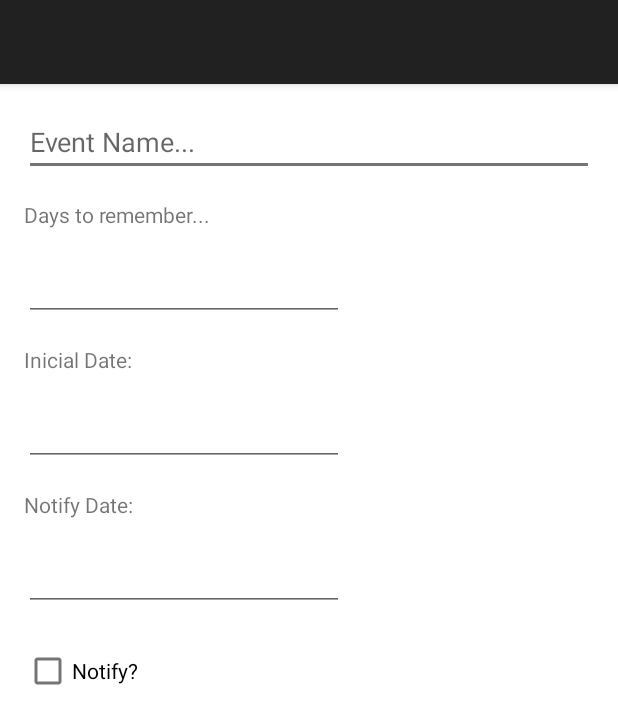
After one commit to fsampson30/DateReport, an Android app: the layout activity_details_event.xml on its own in the app's theme, with its tools: preview values and no code run, on a phone screen of 412 x 824 dp. The commit adds this screen. Shown: the top 724 px of the screen. Run offline under Robolectric (Android 15) with nearby library versions, the phone set to English and light mode, and no system bars.

Commit message:
Created DetailsEventActivity.kt to show details of the Event.

```diff
--- a/app/src/main/AndroidManifest.xml
+++ b/app/src/main/AndroidManifest.xml
@@ -10,9 +10,11 @@
         android:roundIcon="@mipmap/ic_launcher_round"
         android:supportsRtl="true"
         android:theme="@style/Theme.DateReport">
+        <activity android:name=".DetailsEventActivity"
+            android:parentActivityName=".MainActivity" />
         <activity
             android:name=".CreateEventActivity"
-            android:parentActivityName=".MainActivity"></activity>
+            android:parentActivityName=".MainActivity" />
         <activity android:name=".MainActivity">
             <intent-filter>
                 <action android:name="android.intent.action.MAIN" />
--- a/app/src/main/java/com/sampson/datereport/CreateEventActivity.kt
+++ b/app/src/main/java/com/sampson/datereport/CreateEventActivity.kt
@@ -4,10 +4,8 @@ import android.app.Activity
 import android.content.Intent
 import androidx.appcompat.app.AppCompatActivity
 import android.os.Bundle
-import android.util.Log
 import android.view.Menu
 import android.view.MenuItem
-import android.view.View
 import android.view.inputmethod.EditorInfo
 import android.widget.*
 import androidx.appcompat.widget.Toolbar
@@ -16,7 +14,6 @@ import com.sampson.datereport.controller.returnNotifyDate
 import com.sampson.datereport.controller.returnTodaysDateString
 
 import com.sampson.datereport.model.Event
-import kotlin.system.exitProcess
 
 class CreateEventActivity : AppCompatActivity() {
     val event = Event()
--- a/app/src/main/java/com/sampson/datereport/MainActivity.kt
+++ b/app/src/main/java/com/sampson/datereport/MainActivity.kt
@@ -4,7 +4,6 @@ import android.app.AlertDialog
 import android.content.Intent
 import androidx.appcompat.app.AppCompatActivity
 import android.os.Bundle
-import android.provider.MediaStore
 import android.view.Menu
 import android.view.MenuItem
 import android.view.View
@@ -65,7 +64,9 @@ class MainActivity : AppCompatActivity() {
             if (it.resultCode == RESULT_OK) {
                 val event = it.data?.getSerializableExtra("event") as Event
                 eventViewModel.insert(event)
-                rdoAllEvents.isChecked = true
+                eventViewModel.allEvents.observe(this) { events ->
+                    events.let { adapter.submitList(it) }
+                }
             } else {
                 Toast.makeText(this, "Error", Toast.LENGTH_SHORT).show()
             }
--- a/app/src/main/res/drawable/button_background.xml
+++ b/app/src/main/res/drawable/button_background.xml
@@ -1,6 +1,5 @@
 <?xml version="1.0" encoding="utf-8"?>
 <selector xmlns:android="http://schemas.android.com/apk/res/android">
-
     <item android:state_checked="true" android:drawable="@drawable/button_checked" />
     <item android:drawable="@drawable/button_default" />
 
--- a/app/src/main/res/drawable/button_default.xml
+++ b/app/src/main/res/drawable/button_default.xml
@@ -1,5 +1,7 @@
 <?xml version="1.0" encoding="utf-8"?>
 <shape xmlns:android="http://schemas.android.com/apk/res/android">
+
+    <solid android:color="@color/pale_gray"/>
 
     <padding
         android:bottom="12dp"
--- /dev/null
+++ b/app/src/main/res/layout/activity_details_event.xml
@@ -0,0 +1,97 @@
+<?xml version="1.0" encoding="utf-8"?>
+
+<LinearLayout xmlns:android="http://schemas.android.com/apk/res/android"
+    xmlns:app="http://schemas.android.com/apk/res-auto"
+    xmlns:tools="http://schemas.android.com/tools"
+    android:layout_width="match_parent"
+    android:layout_height="match_parent"
+    android:orientation="vertical">
+
+    <androidx.appcompat.widget.Toolbar
+        android:id="@+id/DetailsToolbar"
+        android:layout_width="match_parent"
+        android:layout_height="?attr/actionBarSize"
+        android:background="@color/primary"
+        android:elevation="4dp"
+        android:theme="@style/Toolbar"
+        app:subtitleTextColor="@color/white"
+        app:titleTextColor="@color/white" />
+
+
+    <LinearLayout
+        android:layout_width="match_parent"
+        android:layout_height="match_parent"
+        android:orientation="vertical"
+        android:padding="16dp">
+
+
+        <EditText
+            android:id="@+id/edtDetailsEventTitle"
+            android:layout_width="match_parent"
+            android:layout_height="wrap_content"
+            android:ems="10"
+            android:hint="@string/event_name"
+            android:inputType="textPersonName"
+            app:layout_constraintEnd_toEndOf="parent"
+            app:layout_constraintStart_toStartOf="parent"
+            app:layout_constraintTop_toTopOf="parent" />
+
+        <TextView
+            android:id="@+id/txtDetailsEventDaysToRemember"
+            android:layout_width="wrap_content"
+            android:layout_height="wrap_content"
+            android:layout_marginTop="16dp"
+            android:text="@string/days_to_remember" />
+
+        <EditText
+            android:id="@+id/edtDetailsEventDaysToRemember"
+            android:layout_width="wrap_content"
+            android:layout_height="wrap_content"
+            android:layout_marginTop="16dp"
+            android:ems="10"
+            android:inputType="number"
+            android:imeOptions="actionDone"/>
+
+
+        <TextView
+            android:id="@+id/txtDetailsEventInicialDate"
+            android:layout_width="wrap_content"
+            android:layout_height="wrap_content"
+            android:layout_marginTop="16dp"
+            android:text="@string/initial_date" />
+
+        <EditText
+            android:id="@+id/edtDetailsEventInitialDate"
+            android:layout_width="wrap_content"
+            android:layout_height="wrap_content"
+            android:layout_marginTop="16dp"
+            android:ems="10"
+            android:inputType="date" />
+
+        <TextView
+            android:id="@+id/txtDetailsActivityNotifyDate"
+            android:layout_width="wrap_content"
+            android:layout_height="wrap_content"
+            android:layout_alignParentRight="true"
+            android:layout_marginTop="16dp"
+            android:text="@string/notify_date" />
+
+
+        <EditText
+            android:id="@+id/edtDetailsEventNotifyDate"
+            android:layout_width="wrap_content"
+            android:layout_height="wrap_content"
+            android:layout_marginTop="16dp"
+            android:layout_marginBottom="16dp"
+            android:ems="10"
+            android:inputType="date" />
+
+        <CheckBox
+            android:id="@+id/cbDetailsEventIsNofifiable"
+            android:layout_width="wrap_content"
+            android:layout_height="wrap_content"
+            android:text="@string/notify" />
+
+    </LinearLayout>
+
+</LinearLayout>
--- a/app/src/main/res/values/colors.xml
+++ b/app/src/main/res/values/colors.xml
@@ -14,4 +14,5 @@
     <color name="pale_green">#c8e6c9</color>
     <color name="pale_yellow">#fff9c4</color>
     <color name="pale_red">#ffcdd2</color>
+    <color name="pale_gray">#F5F5F5</color>
 </resources>
```
Also changed, not shown: app/src/main/java/com/sampson/datereport/DetailsEventActivity.kt (added, +40 -0 lines), app/src/main/java/com/sampson/datereport/controller/EventAdapter.kt (+18 -4 lines).
